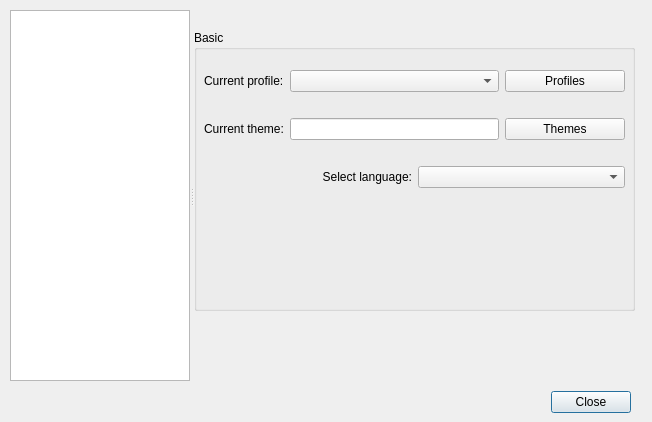
Before: the Qt Designer form ui/options.ui in gitter-badger/simplechatclient, drawn with Qt 5.
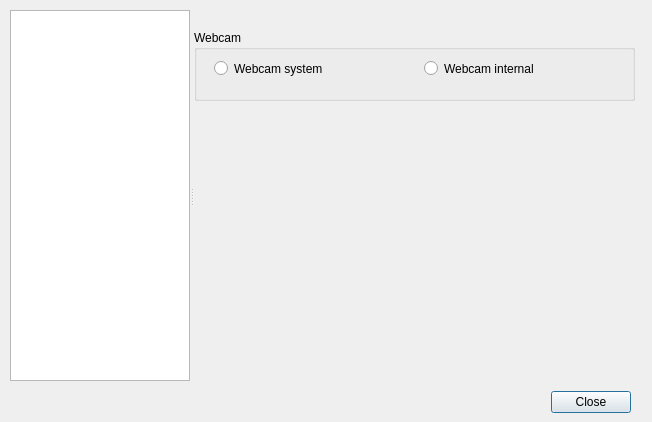
After: the same form once the commit is applied. The open tabs and pages were chosen to show the change. Icons and pictures are not drawn.

Commit message: webcam options

Patch:
```diff
--- a/ui/options.ui
+++ b/ui/options.ui
@@ -1544,6 +1544,47 @@
       </widget>
      </widget>
     </widget>
+    <widget class="QWidget" name="page">
+     <widget class="QGroupBox" name="groupBox_webcam">
+      <property name="geometry">
+       <rect>
+        <x>0</x>
+        <y>20</y>
+        <width>441</width>
+        <height>71</height>
+       </rect>
+      </property>
+      <property name="title">
+       <string>Webcam</string>
+      </property>
+      <widget class="QRadioButton" name="radioButton_webcam_system">
+       <property name="geometry">
+        <rect>
+         <x>20</x>
+         <y>30</y>
+         <width>191</width>
+         <height>17</height>
+        </rect>
+       </property>
+       <property name="text">
+        <string>Webcam system</string>
+       </property>
+      </widget>
+      <widget class="QRadioButton" name="radioButton_webcam_internal">
+       <property name="geometry">
+        <rect>
+         <x>230</x>
+         <y>30</y>
+         <width>201</width>
+         <height>17</height>
+        </rect>
+       </property>
+       <property name="text">
+        <string>Webcam internal</string>
+       </property>
+      </widget>
+     </widget>
+    </widget>
     <widget class="QWidget" name="page_updates">
      <widget class="QGroupBox" name="groupBox_updates">
       <property name="geometry">
```
The commit also changes 7 other files.
